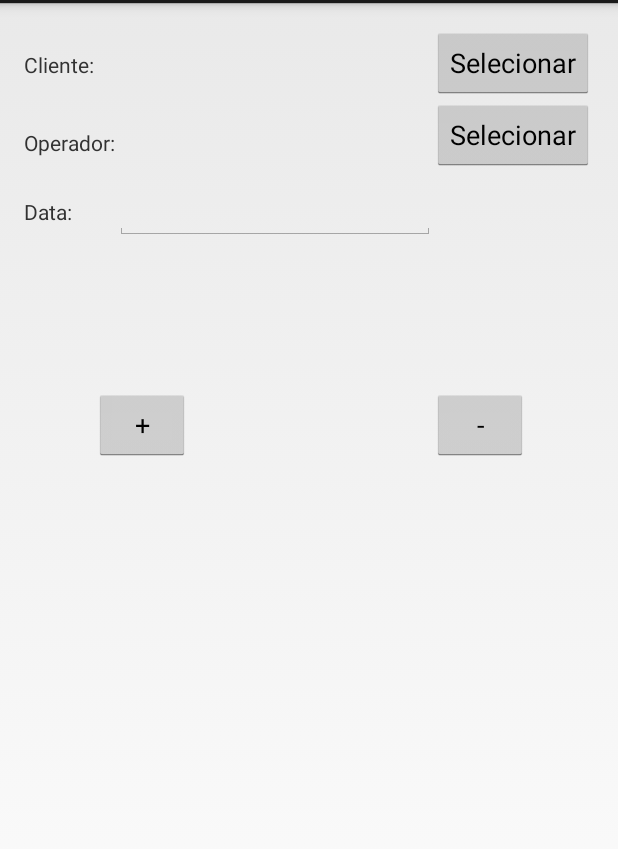
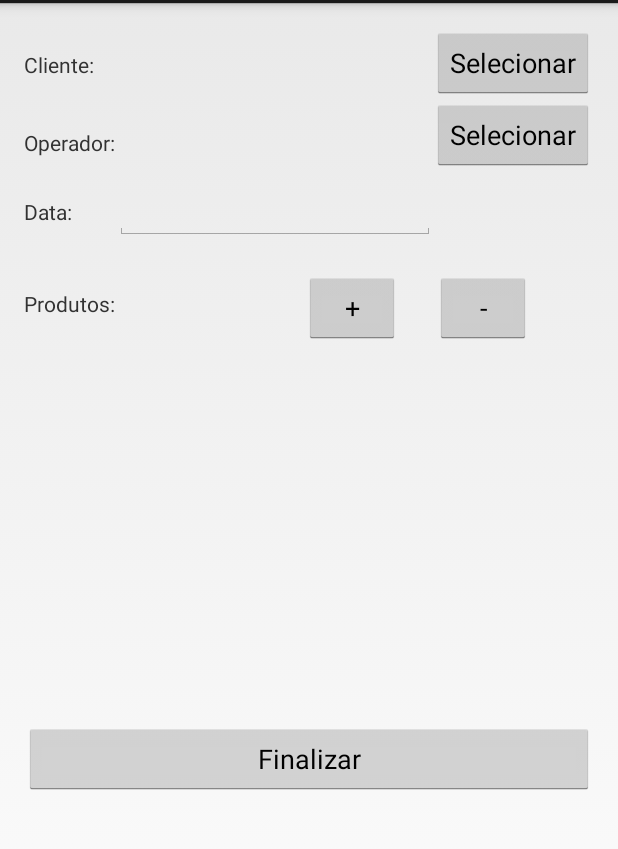
Before and after one commit to apwinterjr/AlugueService_Android, an Android app: the CriarActivity screen opened directly, with no data from a screen before it, on a phone screen of 412 x 824 dp, the part 69-918 px from its top. Run offline under Robolectric (Android 15) with nearby library versions, the phone set to English and light mode, and no system bars.

Commit message:
Corrigido layout de criação do aluguel.

```diff
--- a/AS_Android/app/src/main/res/layout/activity_pre_aluguel_criar.xml
+++ b/AS_Android/app/src/main/res/layout/activity_pre_aluguel_criar.xml
@@ -9,6 +9,14 @@
     android:paddingTop="@dimen/activity_vertical_margin"
     tools:context=".pre_aluguel.CriarActivity">
 
+
+   <ScrollView
+       android:layout_width="match_parent"
+       android:layout_height="match_parent"
+       android:layout_alignParentBottom="true">
+       <RelativeLayout
+           android:layout_width="match_parent"
+           android:layout_height="match_parent">
 
            <TextView
                android:id="@+id/textView7"
@@ -60,12 +68,30 @@
                android:layout_marginTop="17dp"
                android:text="Data:" />
 
+           <ScrollView
+               android:id="@+id/scrollViewProdutos"
+               android:layout_width="match_parent"
+               android:layout_height="wrap_content"
+               android:layout_alignParentStart="true"
+               android:layout_below="@+id/btnAdicionarProdutoPreVenda"
+               android:layout_above="@+id/btnFinalizarPreAluguel">
+
+               <LinearLayout
+                   android:layout_width="match_parent"
+                   android:layout_height="wrap_content"
+                   android:orientation="vertical"
+                   android:weightSum="1">
+
                    <ListView
-        android:layout_width="match_parent"
-        android:layout_height="match_parent"
+                       android:layout_width="wrap_content"
+                       android:layout_height="wrap_content"
+                       android:layout_alignParentStart="true"
+                       android:layout_below="@+id/textView14"
                        android:layout_marginTop="171dp"
-        android:layout_below="@+id/textView14"
-        android:layout_alignParentStart="true" />
+                       android:layout_weight="0.41" />
+
+               </LinearLayout>
+           </ScrollView>
 
            <EditText
                android:id="@+id/editText"
@@ -81,18 +107,39 @@
                android:id="@+id/btnAdicionarProdutoPreVenda"
                android:layout_width="wrap_content"
                android:layout_height="wrap_content"
-        android:layout_marginTop="99dp"
+               android:layout_marginTop="21dp"
                android:text="+"
                android:layout_below="@+id/editText"
-        android:layout_toEndOf="@+id/textView7" />
+               android:layout_toStartOf="@+id/btnRemoverProdutoPreVenda"
+               android:layout_marginEnd="23dp" />
 
            <Button
                android:id="@+id/btnRemoverProdutoPreVenda"
                android:layout_width="wrap_content"
                android:layout_height="wrap_content"
                android:text="-"
-        android:layout_alignBaseline="@+id/btnAdicionarProdutoPreVenda"
-        android:layout_alignBottom="@+id/btnAdicionarProdutoPreVenda"
-        android:layout_alignStart="@+id/btnSelecionarOperador" />
+               android:layout_above="@+id/scrollViewProdutos"
+               android:layout_toEndOf="@+id/editText" />
+
+           <TextView
+               android:id="@+id/textView10"
+               android:layout_width="wrap_content"
+               android:layout_height="wrap_content"
+               android:layout_alignTop="@+id/btnAdicionarProdutoPreVenda"
+               android:layout_marginTop="11dp"
+               android:layout_toStartOf="@+id/editText"
+               android:text="Produtos:" />
+       </RelativeLayout>
+   </ScrollView>
+
+    <Button
+        android:id="@+id/btnFinalizarPreAluguel"
+        android:layout_width="match_parent"
+        android:layout_height="wrap_content"
+        android:layout_alignParentStart="true"
+        android:layout_alignParentTop="true"
+        android:layout_marginTop="464dp"
+        android:layout_weight="0.97"
+        android:text="Finalizar" />
 
 </RelativeLayout>
```
Lines whose indentation alone changed are shown as unchanged.
